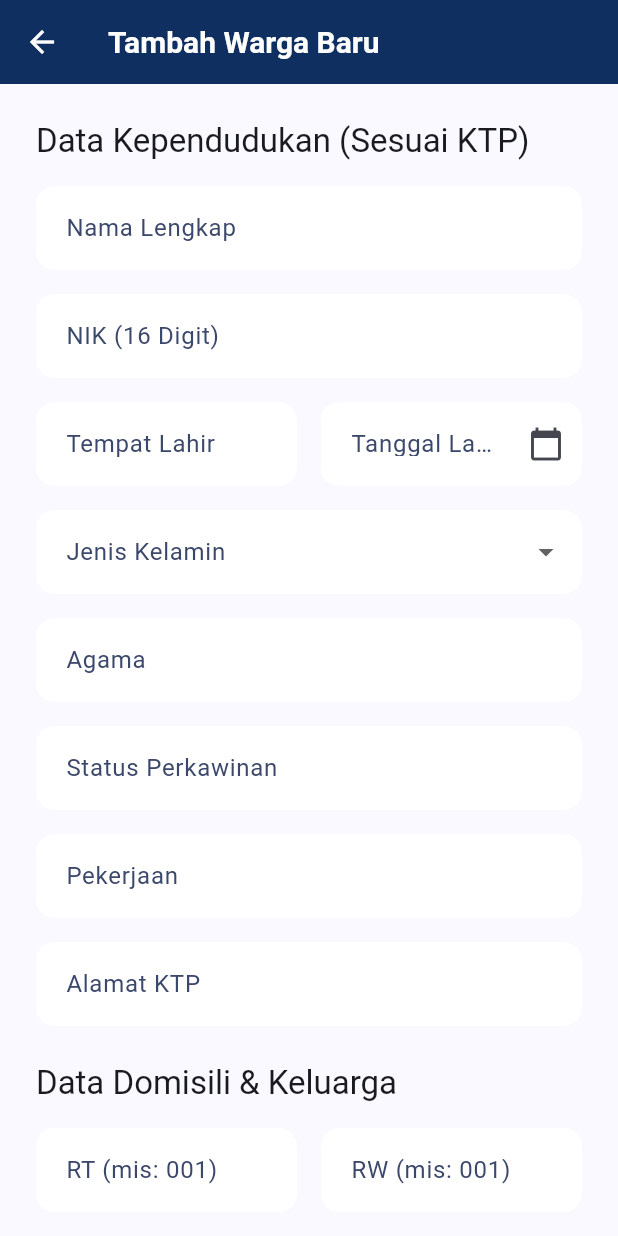
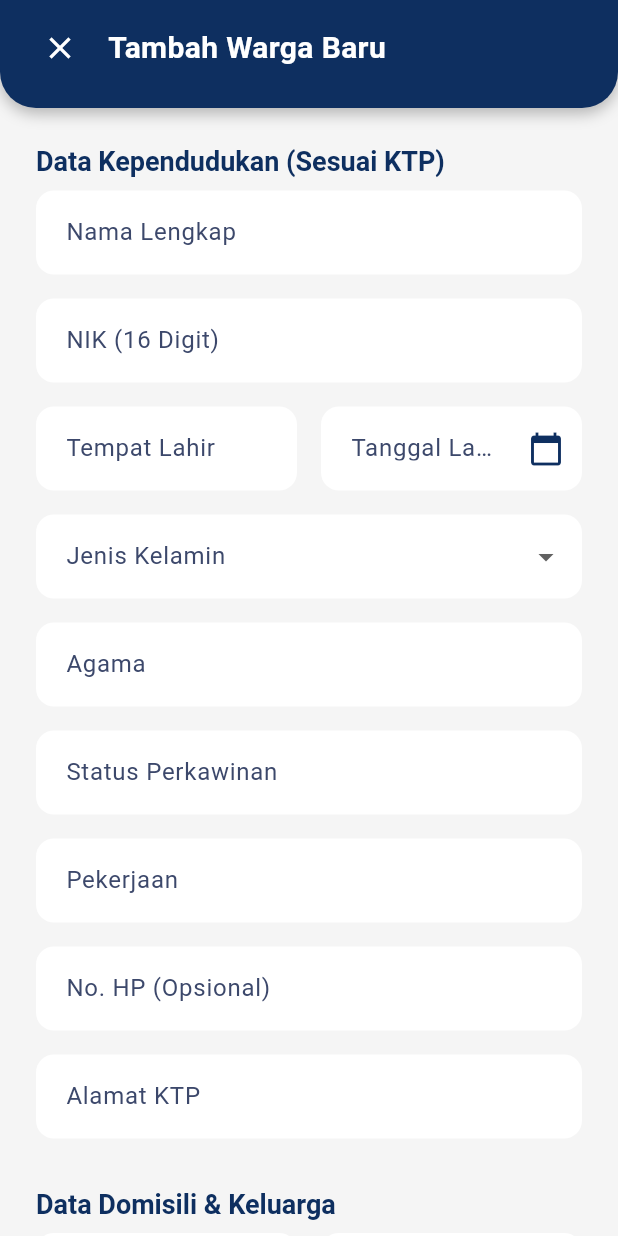
Before and after one commit to khoirul2003/pbl_desakita, a Flutter app: the TambahWargaScreen screen opened directly, on a phone screen of 412 x 824 dp. Run offline on Flutter 3.47's test engine with Material 3 defaults, Android fonts, the phone set to English and light mode, and no system bars; our stand-ins replace camera, dio, fl_chart, flutter_secure_storage, image_picker, permission_handler; accounts and stored records are empty.

Commit message:
fix: tambah warga

```diff
--- a/frontend/lib/screens/admin/tambah_warga_screen.dart
+++ b/frontend/lib/screens/admin/tambah_warga_screen.dart
@@ -1,13 +1,13 @@
-import 'package:dio/dio.dart';
 import 'package:flutter/material.dart';
 import 'package:frontend/models/user_model.dart';
 import 'package:frontend/services/api_service.dart';
 import 'package:provider/provider.dart';
+import 'package:flutter/services.dart'; // Untuk FilteringTextInputFormatter
 
-
-
-
-
+// --- DEFINISI WARNA PROSCAN ---
+const Color _primaryColor = Color(0xFF0E2F60); // Biru Tua
+const Color _backgroundColor = Color(0xFFF5F5F5); // Abu-abu muda untuk Scaffold
+const Color _accentColor = Color(0xFF3C486B); // Aksen Biru/Abu
 
 class TambahWargaScreen extends StatefulWidget {
   const TambahWargaScreen({super.key});
@@ -30,16 +30,46 @@ class _TambahWargaScreenState extends State<TambahWargaScreen> {
   final _rtController = TextEditingController();
   final _rwController = TextEditingController();
   final _alamatKtpController = TextEditingController();
-  final _keluargaIdController =
-      TextEditingController();
+  final _keluargaIdController = TextEditingController();
+  final _noHpController = TextEditingController(); // Ditambahkan: No HP
 
-
+  // State untuk Dropdown
   String? _jenisKelaminValue;
   String? _statusDalamKeluargaValue;
   DateTime? _selectedDate;
   bool _isLoading = false;
 
+  // Custom Input Decoration (Gaya ProScan)
+  final InputDecoration _inputDecoration = InputDecoration(
+    border: OutlineInputBorder(
+      borderRadius: BorderRadius.circular(12), // Sudut membulat
+      borderSide: BorderSide.none, // Menghilangkan border default
+    ),
+    filled: true,
+    fillColor: Colors.white, // Latar belakang input field putih
+    contentPadding: const EdgeInsets.symmetric(vertical: 16, horizontal: 16),
+    hintStyle: const TextStyle(color: Colors.grey),
+    labelStyle: const TextStyle(color: _accentColor),
+  );
 
+  @override
+  void dispose() {
+    _namaController.dispose();
+    _nikController.dispose();
+    _tempatLahirController.dispose();
+    _tanggalLahirController.dispose();
+    _agamaController.dispose();
+    _statusPerkawinanController.dispose();
+    _pekerjaanController.dispose();
+    _rtController.dispose();
+    _rwController.dispose();
+    _alamatKtpController.dispose();
+    _keluargaIdController.dispose();
+    _noHpController.dispose();
+    super.dispose();
+  }
+
+  // Fungsi untuk menampilkan Date Picker
   Future<void> _selectDate(BuildContext context) async {
     // Menggunakan tema kustom untuk Date Picker
     final ThemeData datePickerTheme = ThemeData.light().copyWith(
@@ -64,6 +94,7 @@ class _TambahWargaScreenState extends State<TambahWargaScreen> {
     if (picked != null && picked != _selectedDate) {
       setState(() {
         _selectedDate = picked;
+        // Memastikan format YYYY-MM-DD
         _tanggalLahirController.text =
             "${picked.year}-${picked.month.toString().padLeft(2, '0')}-${picked.day.toString().padLeft(2, '0')}";
       });
@@ -72,7 +103,7 @@ class _TambahWargaScreenState extends State<TambahWargaScreen> {
 
   Future<void> _submitTambahWarga() async {
     if (!_formKey.currentState!.validate()) {
-      return; // Validasi gagal
+      return;
     }
 
     setState(() {
@@ -81,7 +112,7 @@ class _TambahWargaScreenState extends State<TambahWargaScreen> {
 
     final apiService = context.read<ApiService>();
 
-
+    // PERHATIAN: Pastikan data yang dikirim sesuai dengan validasi Laravel
     final Map<String, dynamic> data = {
       "nama_lengkap": _namaController.text,
       "nik": _nikController.text,
@@ -94,10 +125,12 @@ class _TambahWargaScreenState extends State<TambahWargaScreen> {
       "rt": _rtController.text,
       "rw": _rwController.text,
       "alamat_ktp": _alamatKtpController.text,
-      // Konversi ke int
       "keluarga_id": int.tryParse(_keluargaIdController.text),
       "status_dalam_keluarga": _statusDalamKeluargaValue,
       "kewarganegaraan": "WNI",
+      "no_hp": _noHpController.text.isNotEmpty
+          ? _noHpController.text
+          : null, // Tambahan No HP
     };
 
     try {
@@ -110,21 +143,22 @@ class _TambahWargaScreenState extends State<TambahWargaScreen> {
             backgroundColor: Colors.green,
           ),
         );
+
         Navigator.of(context).pop(true);
       } else {
-        ScaffoldMessenger.of(context).showSnackBar(
-          const SnackBar(
-            content: Text("Gagal menambah warga. Periksa kembali data."),
-            backgroundColor: Colors.red,
-          ),
-        );
+        // Server mengembalikan respons 200/201 tapi data null, ini jarang terjadi
+        throw Exception("Respons berhasil, tetapi data warga tidak diterima.");
       }
     } catch (e) {
+      // Ini menangkap error 422 dari Dio/ApiService
+      String errorMessage = "Terjadi kesalahan: $e";
+      if (e.toString().contains('422')) {
+        errorMessage =
+            "Gagal validasi data. Pastikan ID Keluarga (KK) dan format lainnya benar.";
+      }
+
       ScaffoldMessenger.of(context).showSnackBar(
-        SnackBar(
-          content: Text("Terjadi kesalahan: $e"),
-          backgroundColor: Colors.red,
-        ),
+        SnackBar(content: Text(errorMessage), backgroundColor: Colors.red),
       );
     } finally {
       if (mounted) {
@@ -151,11 +185,7 @@ class _TambahWargaScreenState extends State<TambahWargaScreen> {
           bottomRight: Radius.circular(24),
         ),
         boxShadow: [
-          BoxShadow(
-            color: Colors.black26,
-            blurRadius: 8,
-            offset: Offset(0, 4),
-          ),
+          BoxShadow(color: Colors.black26, blurRadius: 8, offset: Offset(0, 4)),
         ],
       ),
       child: Row(
@@ -194,34 +224,48 @@ class _TambahWargaScreenState extends State<TambahWargaScreen> {
     );
   }
 
-
   @override
   Widget build(BuildContext context) {
     return Scaffold(
-      appBar: AppBar(title: const Text("Tambah Warga Baru")),
-      body: SingleChildScrollView(
-        padding: const EdgeInsets.all(24.0),
+      backgroundColor: _backgroundColor,
+      body: Column(
+        children: [
+          _buildCustomHeader(context),
+          Expanded(
+            child: SingleChildScrollView(
+              padding: const EdgeInsets.symmetric(
+                horizontal: 24.0,
+                vertical: 16.0,
+              ),
               child: Form(
                 key: _formKey,
                 child: Column(
                   crossAxisAlignment: CrossAxisAlignment.stretch,
                   children: [
-              Text(
+                    // --- Bagian Data Kependudukan ---
+                    _buildSectionTitle(
+                      context,
                       "Data Kependudukan (Sesuai KTP)",
-                style: Theme.of(context).textTheme.titleLarge,
                     ),
-              const SizedBox(height: 16),
+
                     TextFormField(
                       controller: _namaController,
-                decoration: const InputDecoration(labelText: "Nama Lengkap"),
+                      decoration: _inputDecoration.copyWith(
+                        labelText: "Nama Lengkap",
+                      ),
                       validator: (v) => v!.isEmpty ? "Wajib diisi" : null,
                     ),
                     const SizedBox(height: 16),
                     TextFormField(
                       controller: _nikController,
-                decoration: const InputDecoration(labelText: "NIK (16 Digit)"),
+                      decoration: _inputDecoration.copyWith(
+                        labelText: "NIK (16 Digit)",
+                      ),
                       keyboardType: TextInputType.number,
-                validator: (v) => v!.length != 16 ? "NIK harus 16 digit" : null,
+                      // Memastikan hanya angka yang diizinkan untuk NIK
+                      inputFormatters: [FilteringTextInputFormatter.digitsOnly],
+                      validator: (v) =>
+                          v!.length != 16 ? "NIK harus 16 digit" : null,
                     ),
                     const SizedBox(height: 16),
                     Row(
@@ -229,7 +273,7 @@ class _TambahWargaScreenState extends State<TambahWargaScreen> {
                         Expanded(
                           child: TextFormField(
                             controller: _tempatLahirController,
-                      decoration: const InputDecoration(
+                            decoration: _inputDecoration.copyWith(
                               labelText: "Tempat Lahir",
                             ),
                             validator: (v) => v!.isEmpty ? "Wajib diisi" : null,
@@ -239,9 +283,12 @@ class _TambahWargaScreenState extends State<TambahWargaScreen> {
                         Expanded(
                           child: TextFormField(
                             controller: _tanggalLahirController,
-                      decoration: const InputDecoration(
+                            decoration: _inputDecoration.copyWith(
                               labelText: "Tanggal Lahir (YYYY-MM-DD)",
-                        suffixIcon: Icon(Icons.calendar_today),
+                              suffixIcon: const Icon(
+                                Icons.calendar_today,
+                                color: _primaryColor,
+                              ),
                             ),
                             readOnly: true,
                             onTap: () => _selectDate(context),
@@ -253,7 +300,9 @@ class _TambahWargaScreenState extends State<TambahWargaScreen> {
                     const SizedBox(height: 16),
                     DropdownButtonFormField<String>(
                       value: _jenisKelaminValue,
-                decoration: const InputDecoration(labelText: "Jenis Kelamin"),
+                      decoration: _inputDecoration.copyWith(
+                        labelText: "Jenis Kelamin",
+                      ),
                       items: const [
                         DropdownMenuItem(value: "L", child: Text("Laki-laki")),
                         DropdownMenuItem(value: "P", child: Text("Perempuan")),
@@ -268,13 +317,13 @@ class _TambahWargaScreenState extends State<TambahWargaScreen> {
                     const SizedBox(height: 16),
                     TextFormField(
                       controller: _agamaController,
-                decoration: const InputDecoration(labelText: "Agama"),
+                      decoration: _inputDecoration.copyWith(labelText: "Agama"),
                       validator: (v) => v!.isEmpty ? "Wajib diisi" : null,
                     ),
                     const SizedBox(height: 16),
                     TextFormField(
                       controller: _statusPerkawinanController,
-                decoration: const InputDecoration(
+                      decoration: _inputDecoration.copyWith(
                         labelText: "Status Perkawinan",
                       ),
                       validator: (v) => v!.isEmpty ? "Wajib diisi" : null,
@@ -282,30 +331,47 @@ class _TambahWargaScreenState extends State<TambahWargaScreen> {
                     const SizedBox(height: 16),
                     TextFormField(
                       controller: _pekerjaanController,
-                decoration: const InputDecoration(labelText: "Pekerjaan"),
+                      decoration: _inputDecoration.copyWith(
+                        labelText: "Pekerjaan",
+                      ),
                       validator: (v) => v!.isEmpty ? "Wajib diisi" : null,
                     ),
                     const SizedBox(height: 16),
                     TextFormField(
+                      controller: _noHpController,
+                      decoration: _inputDecoration.copyWith(
+                        labelText: "No. HP (Opsional)",
+                      ),
+                      keyboardType: TextInputType.phone,
+                    ),
+                    const SizedBox(height: 16),
+                    TextFormField(
                       controller: _alamatKtpController,
-                decoration: const InputDecoration(labelText: "Alamat KTP"),
+                      decoration: _inputDecoration.copyWith(
+                        labelText: "Alamat KTP",
+                      ),
+                      maxLines: null,
                       validator: (v) => v!.isEmpty ? "Wajib diisi" : null,
                     ),
+
+                    // --- Data Domisili & Keluarga ---
                     const SizedBox(height: 24),
-              Text(
-                "Data Domisili & Keluarga",
-                style: Theme.of(context).textTheme.titleLarge,
-              ),
-              const SizedBox(height: 16),
+                    _buildSectionTitle(context, "Data Domisili & Keluarga"),
+
                     Row(
                       children: [
                         Expanded(
                           child: TextFormField(
                             controller: _rtController,
-                      decoration: const InputDecoration(
+                            decoration: _inputDecoration.copyWith(
                               labelText: "RT (mis: 001)",
+                              counterText: "",
                             ),
                             keyboardType: TextInputType.number,
+                            inputFormatters: [
+                              FilteringTextInputFormatter.digitsOnly,
+                            ],
+                            maxLength: 3,
                             validator: (v) =>
                                 v!.length != 3 ? "Format 3 digit (001)" : null,
                           ),
@@ -314,10 +380,15 @@ class _TambahWargaScreenState extends State<TambahWargaScreen> {
                         Expanded(
                           child: TextFormField(
                             controller: _rwController,
-                      decoration: const InputDecoration(
+                            decoration: _inputDecoration.copyWith(
                               labelText: "RW (mis: 001)",
+                              counterText: "",
                             ),
                             keyboardType: TextInputType.number,
+                            inputFormatters: [
+                              FilteringTextInputFormatter.digitsOnly,
+                            ],
+                            maxLength: 3,
                             validator: (v) =>
                                 v!.length != 3 ? "Format 3 digit (001)" : null,
                           ),
@@ -326,27 +397,34 @@ class _TambahWargaScreenState extends State<TambahWargaScreen> {
                     ),
                     const SizedBox(height: 16),
 
-
                     TextFormField(
                       controller: _keluargaIdController,
-                decoration: const InputDecoration(
+                      decoration: _inputDecoration.copyWith(
                         labelText: "ID Keluarga (KK)",
                       ),
                       keyboardType: TextInputType.number,
+                      inputFormatters: [FilteringTextInputFormatter.digitsOnly],
                       validator: (v) => v!.isEmpty ? "Wajib diisi" : null,
                     ),
                     const SizedBox(height: 16),
                     DropdownButtonFormField<String>(
                       value: _statusDalamKeluargaValue,
-                decoration: const InputDecoration(
+                      decoration: _inputDecoration.copyWith(
                         labelText: "Status Dalam Keluarga",
                       ),
-
-
                       items: const [
+                        // OPSI BARU: KEPALA KELUARGA
+                        DropdownMenuItem(
+                          value: "KEPALA_KELUARGA",
+                          child: Text("Kepala Keluarga"),
+                        ),
+                        // OPSI LAMA
                         DropdownMenuItem(value: "ISTRI", child: Text("Istri")),
                         DropdownMenuItem(value: "ANAK", child: Text("Anak")),
-                  DropdownMenuItem(value: "LAINNYA", child: Text("Lainnya")),
+                        DropdownMenuItem(
+                          value: "LAINNYA",
+                          child: Text("Lainnya"),
+                        ),
                       ],
                       onChanged: (value) {
                         setState(() {
@@ -358,6 +436,15 @@ class _TambahWargaScreenState extends State<TambahWargaScreen> {
                     const SizedBox(height: 30),
                     ElevatedButton(
                       onPressed: _isLoading ? null : _submitTambahWarga,
+                      style: ElevatedButton.styleFrom(
+                        backgroundColor: _primaryColor,
+                        foregroundColor: Colors.white,
+                        padding: const EdgeInsets.symmetric(vertical: 16),
+                        shape: RoundedRectangleBorder(
+                          borderRadius: BorderRadius.circular(12),
+                        ),
+                        elevation: 4,
+                      ),
                       child: _isLoading
                           ? const SizedBox(
                               height: 20,
@@ -367,12 +454,22 @@ class _TambahWargaScreenState extends State<TambahWargaScreen> {
                                 color: Colors.white,
                               ),
                             )
-                    : const Text("SIMPAN WARGA"),
+                          : const Text(
+                              "SIMPAN WARGA",
+                              style: TextStyle(
+                                fontWeight: FontWeight.bold,
+                                fontSize: 16,
                               ),
+                            ),
+                    ),
+                    const SizedBox(height: 30),
                   ],
                 ),
               ),
             ),
+          ),
+        ],
+      ),
     );
   }
 }
```
Lines whose indentation alone changed are shown as unchanged.
